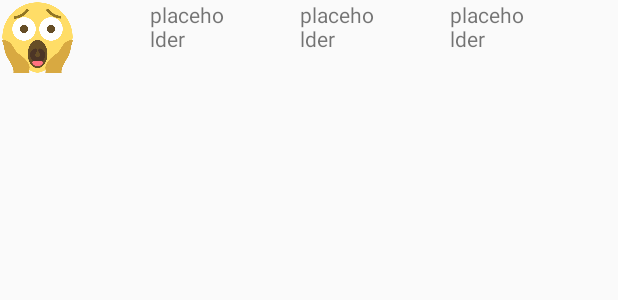
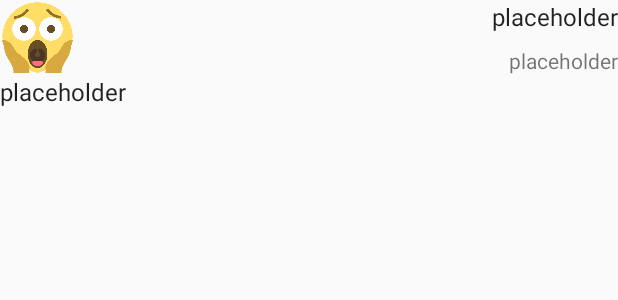
Before and after one commit to jackykc/Moodly, an Android app: the layout following_mood_list_item.xml on its own in the app's theme, with its tools: preview values and no code run, on a phone screen of 412 x 824 dp. Shown: the top 300 px of the screen. Run offline under Robolectric (Android 15) with nearby library versions, the phone set to English and light mode, and no system bars.

Commit message:
New Layout !x3

```diff
--- a/app/src/main/java/com/example/moodly/Adapters/FollowingMoodAdapter.java
+++ b/app/src/main/java/com/example/moodly/Adapters/FollowingMoodAdapter.java
@@ -58,7 +58,7 @@ public class FollowingMoodAdapter extends ArrayAdapter<Mood> {
         LayoutInflater inflater = ((Activity) context).getLayoutInflater();
         row = inflater.inflate(layoutResourceId, parent, false);
 
-        MoodHolder holder = new MoodHolder();
+        holder = new MoodHolder();
         holder.mood = items.get(position);
 
         holder.emotion = (TextView) row.findViewById(R.id.f_mood_emotion);
--- a/app/src/main/java/com/example/moodly/Adapters/MoodAdapter.java
+++ b/app/src/main/java/com/example/moodly/Adapters/MoodAdapter.java
@@ -77,7 +77,7 @@ public class MoodAdapter extends ArrayAdapter<Mood> {
     private void setupItem(MoodHolder holder) {
         String emotionString = toStringEmotion(holder.mood.getEmotion());
         holder.emotion.setText(emotionString);
-        holder.date.setText(holder.mood.getOwner());
+        holder.date.setText(holder.mood.getDate().toString());
         emotionToEmoji(holder.emoji, holder.mood.getEmotion());
     }
 
--- a/app/src/main/res/layout/following_mood_list_item.xml
+++ b/app/src/main/res/layout/following_mood_list_item.xml
@@ -1,37 +1,50 @@
 <?xml version="1.0" encoding="utf-8"?>
-<LinearLayout xmlns:android="http://schemas.android.com/apk/res/android"
+<RelativeLayout xmlns:android="http://schemas.android.com/apk/res/android"
     android:orientation="horizontal" android:layout_width="fill_parent"
     android:layout_height="fill_parent">
+
+    <TextView
+        android:id="@+id/f_mood_emotion"
+        android:layout_width="match_parent"
+        android:layout_height="wrap_content"
+        android:layout_gravity="center_horizontal"
+        android:text="placeholder"
+        android:layout_below="@+id/f_emoji"
+        android:layout_alignParentLeft="true"
+        android:layout_alignParentStart="true"
+        android:layout_alignRight="@+id/f_mood_owner"
+        android:layout_alignEnd="@+id/f_mood_owner"
+        android:textAppearance="@android:style/TextAppearance" />
+
+    <TextView
+        android:id="@+id/f_mood_date"
+        android:layout_width="wrap_content"
+        android:layout_height="wrap_content"
+        android:layout_gravity="center_horizontal"
+        android:text="placeholder"
+        android:layout_above="@+id/f_mood_emotion"
+        android:layout_alignParentRight="true"
+        android:layout_alignParentEnd="true" />
+
+    <TextView
+        android:id="@+id/f_mood_owner"
+        android:layout_height="wrap_content"
+        android:layout_gravity="center_horizontal"
+        android:text="placeholder"
+        android:layout_width="wrap_content"
+        android:textAppearance="@android:style/TextAppearance"
+        android:layout_alignParentTop="true"
+        android:layout_alignParentRight="true"
+        android:layout_alignParentEnd="true" />
 
     <ImageView
         android:id="@+id/f_emoji"
         android:layout_width="50dp"
         android:layout_height="50dp"
         android:layout_gravity="end"
-        android:layout_marginRight="50dp"
-        android:src="@drawable/afraid" />
+        android:src="@drawable/afraid"
+        android:layout_alignParentTop="true"
+        android:layout_alignParentLeft="true"
+        android:layout_alignParentStart="true" />
 
-    <TextView
-        android:id="@+id/f_mood_emotion"
-        android:layout_width="50dp"
-        android:layout_height="wrap_content"
-        android:layout_gravity="center_horizontal"
-        android:layout_marginRight="50dp"
-        android:text="placeholder"/>
-
-    <TextView
-        android:id="@+id/f_mood_date"
-        android:layout_width="50dp"
-        android:layout_height="wrap_content"
-        android:layout_gravity="center_horizontal"
-        android:layout_marginRight="50dp"
-        android:text="placeholder"/>
-
-    <TextView
-        android:id="@+id/f_mood_owner"
-        android:layout_width="50dp"
-        android:layout_height="wrap_content"
-        android:layout_gravity="center_horizontal"
-        android:text="placeholder"/>
-
-</LinearLayout>
+</RelativeLayout>
```
Also changed, not shown: app/src/main/java/com/example/moodly/Activities/TabBase.java (+4 -3 lines), app/src/main/java/com/example/moodly/Activities/TabHistory.java (+23 -0 lines), app/src/main/res/layout/mood_list_item.xml (+24 -8 lines), 3 other files.
